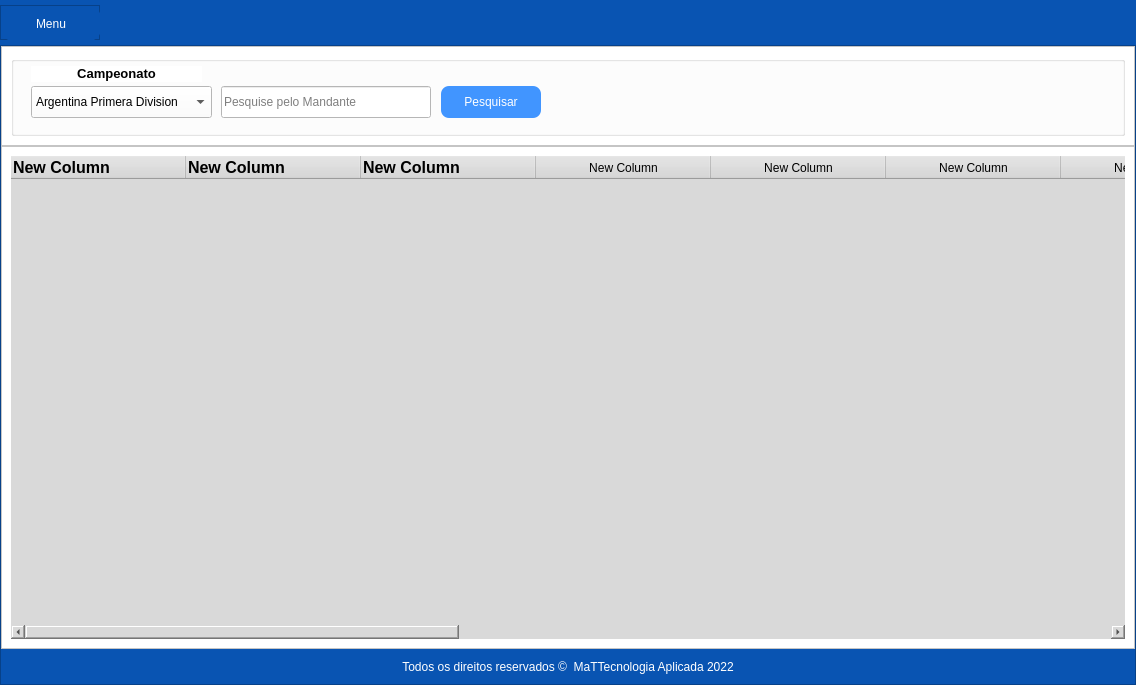
The window that ui_forms/ui_main.ui (mateuscosta27/WebScraping) describes before a commit, drawn with Qt 5.
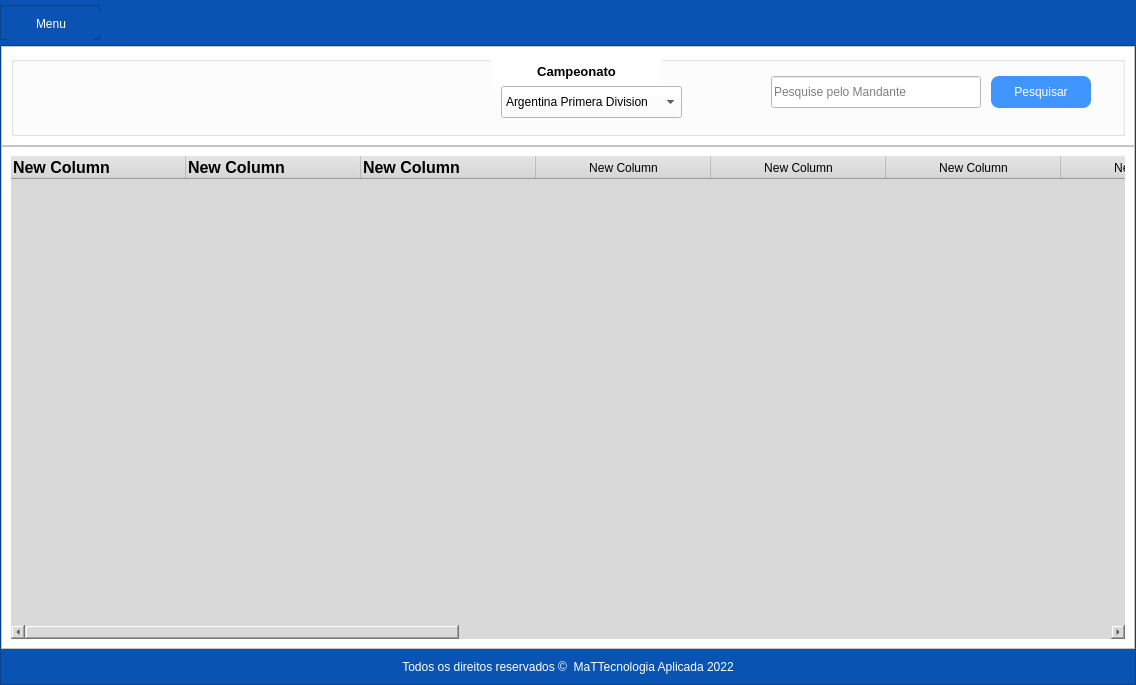
The same window after the commit. Icons and pictures are not drawn.

What changed in the file:
```diff
--- a/ui_forms/ui_main.ui
+++ b/ui_forms/ui_main.ui
@@ -1268,10 +1268,10 @@
                       <widget class="QLabel" name="lb_camp">
                        <property name="geometry">
                         <rect>
-                         <x>20</x>
-                         <y>10</y>
+                         <x>480</x>
+                         <y>0</y>
                          <width>171</width>
-                         <height>16</height>
+                         <height>31</height>
                         </rect>
                        </property>
                        <property name="text">
@@ -1281,7 +1281,7 @@
                       <widget class="QComboBox" name="cb_camp">
                        <property name="geometry">
                         <rect>
-                         <x>20</x>
+                         <x>490</x>
                          <y>30</y>
                          <width>181</width>
                          <height>32</height>
@@ -1651,8 +1651,8 @@
                       <widget class="QLineEdit" name="le_search">
                        <property name="geometry">
                         <rect>
-                         <x>210</x>
-                         <y>30</y>
+                         <x>760</x>
+                         <y>20</y>
                          <width>210</width>
                          <height>32</height>
                         </rect>
@@ -1664,8 +1664,8 @@
                       <widget class="QPushButton" name="btn_search">
                        <property name="geometry">
                         <rect>
-                         <x>430</x>
-                         <y>30</y>
+                         <x>980</x>
+                         <y>20</y>
                          <width>100</width>
                          <height>32</height>
                         </rect>
```
